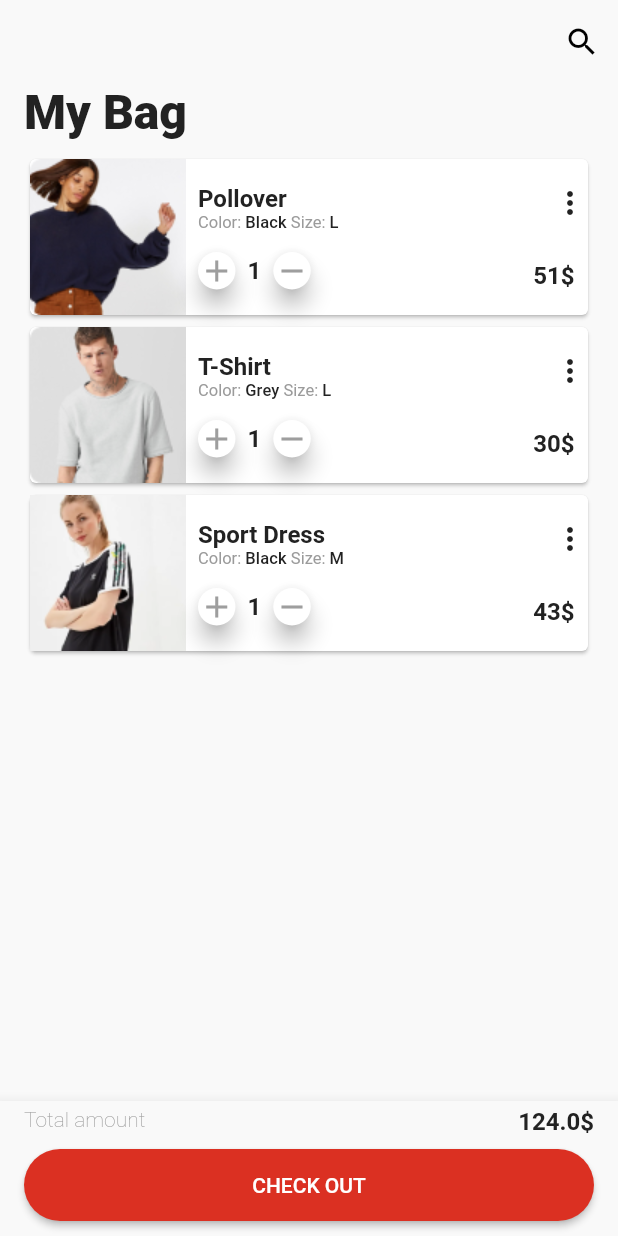
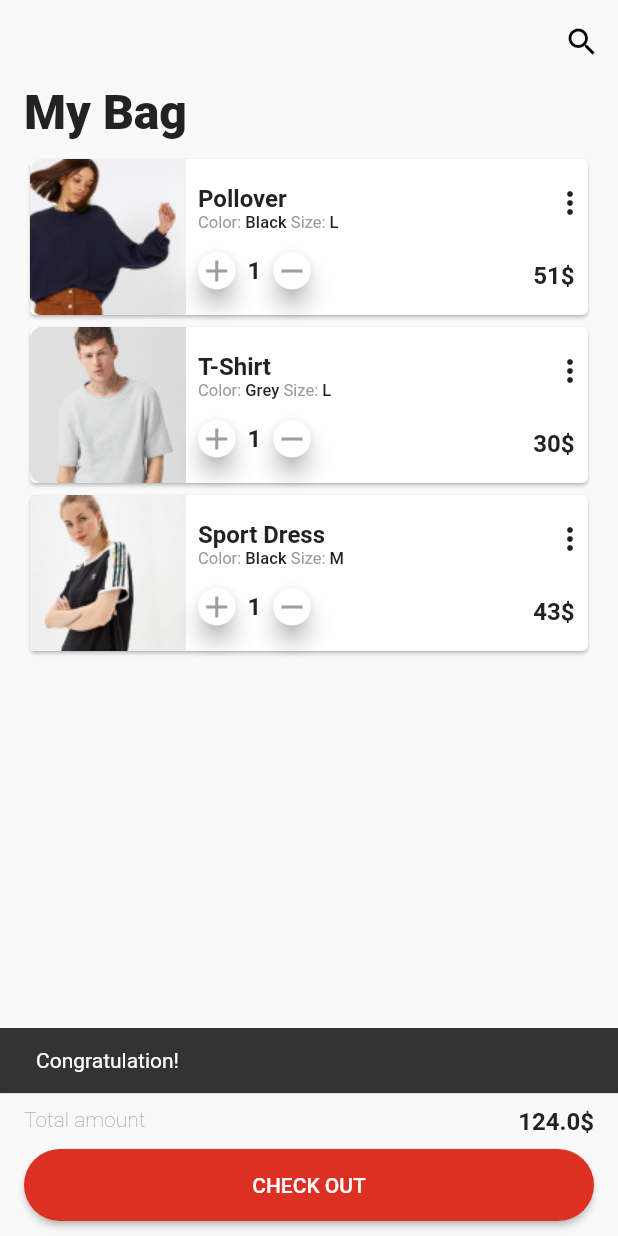
Before and after one commit to ShakibulDeveloper/assignment-9, a Flutter app: the screen it shows after launch, after a tap on "CHECK OUT", on a phone screen of 412 x 824 dp. Run offline on Flutter 3.47's test engine with Material 2 defaults, Android fonts, the phone set to English and light mode, and no system bars; our stand-ins replace sizer.

Commit message:
assignment09

```diff
--- a/lib/main.dart
+++ b/lib/main.dart
@@ -90,6 +90,13 @@ class HomeScreenUI extends State<HomeScreenState>{
       products[index].quantity = quantity-1;
       totalAmount -= price;
     }
+  }
+
+  //======SNACK_BAR=======
+  void customSnackBar(context, String message){
+   ScaffoldMessenger.of(context).showSnackBar(
+     SnackBar(content: Text(message))
+   );
   }
 
   @override
@@ -225,18 +232,18 @@ class HomeScreenUI extends State<HomeScreenState>{
           children: [
             Container(
               width: double.infinity,
-              height: 90,
+              height: 95,
               color: const Color(0xFFF9F9F9),
             ),
             const Positioned(
                 left: 16,
-                top: 4,
+                top: 9,
                 child: Text("Total amount", style:
                 TextStyle(fontSize: 14, color: Colors.grey, fontWeight: FontWeight.w100),)
             ),
             Positioned(
                 right: 16,
-                top: 4,
+                top: 9,
                 child: Text("$totalAmount\$", style: Theme.of(context).textTheme.bodyMedium,),
             ),
             Positioned(
@@ -247,7 +254,9 @@ class HomeScreenUI extends State<HomeScreenState>{
                 width: 100.w,
                 height: 48,
                 child: ElevatedButton(
-                    onPressed: (){},
+                    onPressed: (){
+                      customSnackBar(context, 'Congratulation!');
+                    },
                     style: ElevatedButton.styleFrom(
                       shape: RoundedRectangleBorder(
                         borderRadius: BorderRadius.circular(50),
```
